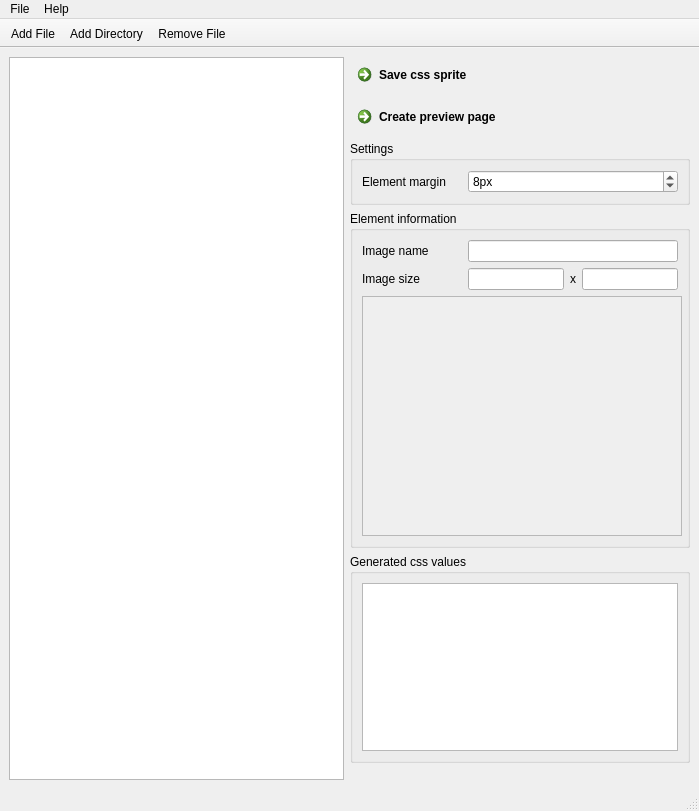
Old version of the form src/ui/mainwindow.ui in the repository pcvolkmer/spritegenerator.
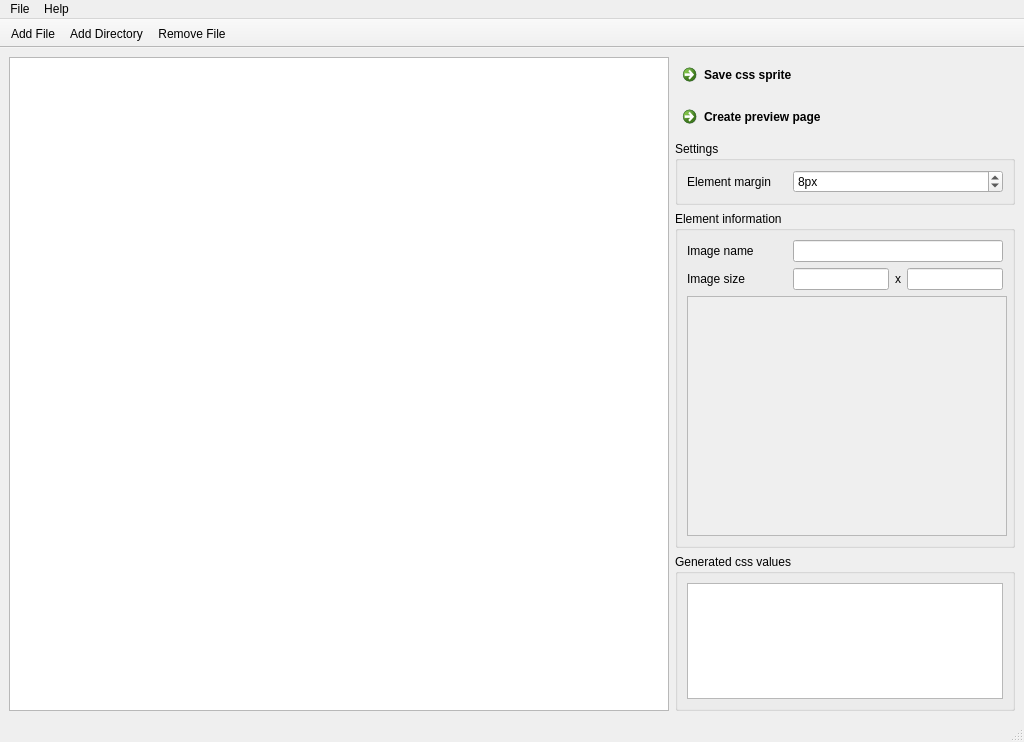
New version of the form. Icons and pictures are not drawn.

The edit to the form file:
```diff
--- a/src/ui/mainwindow.ui
+++ b/src/ui/mainwindow.ui
@@ -6,8 +6,8 @@
    <rect>
     <x>0</x>
     <y>0</y>
-    <width>699</width>
-    <height>811</height>
+    <width>1024</width>
+    <height>742</height>
    </rect>
   </property>
   <property name="windowTitle">
@@ -216,8 +216,8 @@
              <rect>
               <x>0</x>
               <y>0</y>
-              <width>314</width>
-              <height>234</height>
+              <width>318</width>
+              <height>238</height>
              </rect>
             </property>
             <layout class="QGridLayout" name="gridLayout">
@@ -284,8 +284,8 @@
     <rect>
      <x>0</x>
      <y>0</y>
-     <width>699</width>
-     <height>19</height>
+     <width>1024</width>
+     <height>22</height>
     </rect>
    </property>
    <widget class="QMenu" name="menuFile">
```
